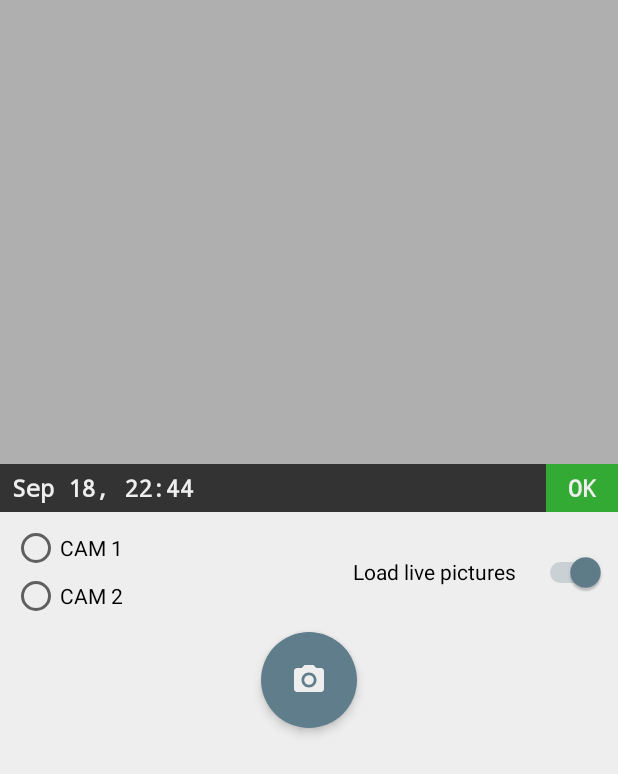
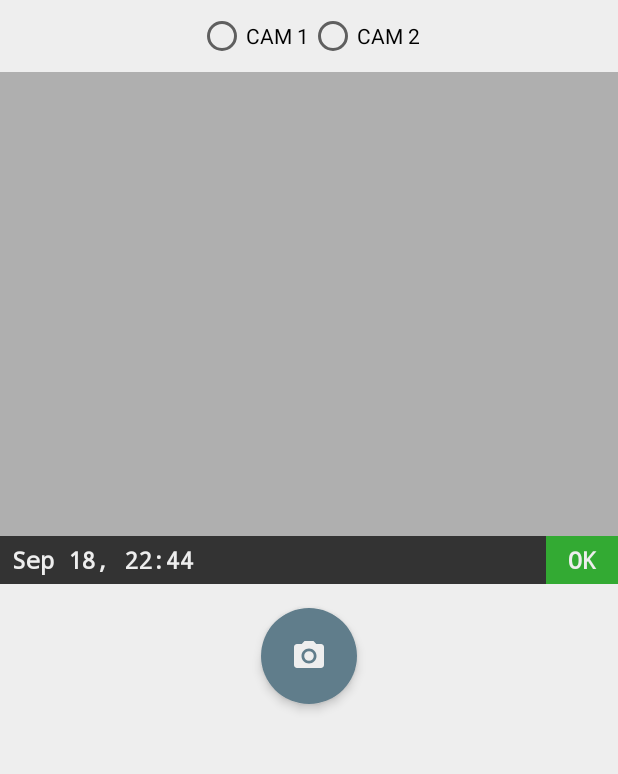
Before and after one commit to simmlemming/HomeSitter, an Android app: the layout activity_main.xml on its own in the app's theme, with its tools: preview values and no code run, on a phone screen of 412 x 824 dp. Shown: the top 774 px of the screen. Run offline under Robolectric (Android 15) with nearby library versions, the phone set to English and light mode, and no system bars.

Commit message:
Seeking in app is easier.

```diff
--- a/app/src/main/java/org/homesitter/service/BasePubnubCallback.java
+++ b/app/src/main/java/org/homesitter/service/BasePubnubCallback.java
@@ -19,7 +19,7 @@ class BasePubnubCallback extends Callback {
 
     @Override
     public void successCallback(String channel, Object message, String timetoken) {
-        Log.i(PubnubService.TAG, getClass().getSimpleName() + ".successCallback() called with: " + "channel = [" + channel + "], message = [" + message + "], timetoken = [" + timetoken + "]");
+        Log.d(PubnubService.TAG, getClass().getSimpleName() + ".successCallback() called with: " + "channel = [" + channel + "], message = [" + message + "], timetoken = [" + timetoken + "]");
     }
 
     @Override
--- /dev/null
+++ b/app/src/main/java/org/homesitter/widget/AdjustableTextView.java
@@ -0,0 +1,100 @@
+package org.homesitter.widget;
+
+import android.content.Context;
+import android.support.annotation.NonNull;
+import android.util.AttributeSet;
+import android.view.MotionEvent;
+import android.view.ViewConfiguration;
+import android.widget.TextView;
+
+/**
+ * Created by mtkachenko on 16/09/16.
+ */
+public class AdjustableTextView extends TextView {
+    private boolean mIsScrolling;
+    //    private ViewConfiguration vc;
+    private int touchSlop;
+
+    public interface OnAdjustListener {
+        void inc(AdjustableTextView view);
+
+        void dec(AdjustableTextView view);
+    }
+
+    @NonNull
+    private OnAdjustListener listener = new OnAdjustListener() {
+        @Override
+        public void inc(AdjustableTextView view) {
+        }
+
+        @Override
+        public void dec(AdjustableTextView view) {
+        }
+    };
+
+    public AdjustableTextView(Context context) {
+        super(context);
+    }
+
+    public AdjustableTextView(Context context, AttributeSet attrs) {
+        super(context, attrs);
+    }
+
+    public AdjustableTextView(Context context, AttributeSet attrs, int defStyleAttr) {
+        super(context, attrs, defStyleAttr);
+    }
+
+    public AdjustableTextView(Context context, AttributeSet attrs, int defStyleAttr, int defStyleRes) {
+        super(context, attrs, defStyleAttr, defStyleRes);
+    }
+
+    @Override
+    protected void onFinishInflate() {
+        super.onFinishInflate();
+        ViewConfiguration vc = ViewConfiguration.get(getContext());
+        touchSlop = vc.getScaledTouchSlop();
+    }
+
+    private float downEventY;
+    private boolean adjusted = false;
+
+    @Override
+    public boolean onTouchEvent(MotionEvent ev) {
+        final int action = ev.getAction();
+
+        switch (action) {
+            case MotionEvent.ACTION_CANCEL:
+            case MotionEvent.ACTION_UP:
+                return true;
+
+            case MotionEvent.ACTION_DOWN:
+                downEventY = ev.getY();
+                adjusted = false;
+                return true;
+
+            case MotionEvent.ACTION_MOVE:
+                if (adjusted) {
+                    return true;
+                }
+
+                float movedDistance = Math.abs(downEventY - ev.getY());
+                if (movedDistance > touchSlop) {
+                    if (downEventY < ev.getY()) {
+                        listener.dec(this);
+                    } else {
+                        listener.inc(this);
+                    }
+
+                    adjusted = true;
+                }
+                return true;
+
+            default:
+                return true;
+        }
+    }
+
+    public void setListener(@NonNull OnAdjustListener listener) {
+        this.listener = listener;
+    }
+}
--- /dev/null
+++ b/app/src/main/java/org/homesitter/widget/SeekButtonsWidget.java
@@ -0,0 +1,168 @@
+package org.homesitter.widget;
+
+import android.content.Context;
+import android.support.annotation.NonNull;
+import android.util.AttributeSet;
+import android.view.View;
+import android.widget.FrameLayout;
+
+import org.homesitter.R;
+
+import java.text.SimpleDateFormat;
+import java.util.Date;
+
+/**
+ * Created by mtkachenko on 16/09/16.
+ */
+public class SeekButtonsWidget extends FrameLayout {
+    public static final long MINUTE_MS = 60 * 1000;
+    public static final long HOUR_MS = 60 * MINUTE_MS;
+    public static final long DAY_MS = 24 * HOUR_MS;
+
+    public interface Listener {
+        void onSeek(long ms);
+        void onSeekToNow();
+        void onEnterSeekMode();
+        void onExitSeekMode();
+        void onTakePictureClick();
+    }
+
+    private View takePictureView, seekButtonsBlock;
+    private AdjustableTextView dateView, hourView, minuteView;
+
+    private boolean isInSeekMode = false;
+
+    public SeekButtonsWidget(Context context) {
+        super(context);
+        init();
+    }
+
+    public SeekButtonsWidget(Context context, AttributeSet attrs) {
+        super(context, attrs);
+        init();
+    }
+
+    public SeekButtonsWidget(Context context, AttributeSet attrs, int defStyleAttr) {
+        super(context, attrs, defStyleAttr);
+        init();
+    }
+
+    public SeekButtonsWidget(Context context, AttributeSet attrs, int defStyleAttr, int defStyleRes) {
+        super(context, attrs, defStyleAttr, defStyleRes);
+        init();
+    }
+
+    private void init() {
+        inflate(getContext(), R.layout.widget_seek_buttons, this);
+    }
+
+    @Override
+    protected void onFinishInflate() {
+        super.onFinishInflate();
+        takePictureView = findViewById(R.id.take_picture);
+        seekButtonsBlock = findViewById(R.id.seek_buttons);
+
+        dateView = (AdjustableTextView) findViewById(R.id.date);
+        hourView = (AdjustableTextView) findViewById(R.id.hour);
+        minuteView = (AdjustableTextView) findViewById(R.id.minute);
+
+        dateView.setTag(DAY_MS);
+        hourView.setTag(HOUR_MS);
+        minuteView.setTag(MINUTE_MS);
+
+        dateView.setListener(onAdjustSeekTimeListener);
+        hourView.setListener(onAdjustSeekTimeListener);
+        minuteView.setListener(onAdjustSeekTimeListener);
+
+        takePictureView.setOnClickListener(onTakePictureClickListener);
+        takePictureView.setOnLongClickListener(toggleSeekModeListener);
+    }
+
+    public void setListener(@NonNull Listener listener) {
+        this.listener = listener;
+    }
+
+    public View getTakePictureView() {
+        return takePictureView;
+    }
+
+    private static final SimpleDateFormat DATE_FORMAT = new SimpleDateFormat("MMM dd");
+    private static final SimpleDateFormat HOUR_FORMAT = new SimpleDateFormat("HH");
+    private static final SimpleDateFormat MINUTE_FORMAT = new SimpleDateFormat("mm");
+
+    public void setSeekTime(long timeMs) {
+        Date seekTime = new Date(timeMs);
+        dateView.setText(DATE_FORMAT.format(seekTime));
+        hourView.setText(HOUR_FORMAT.format(seekTime));
+        minuteView.setText(MINUTE_FORMAT.format(seekTime));
+    }
+
+    @NonNull
+    private Listener listener = new Listener() {
+        @Override
+        public void onSeek(long ms) {
+
+        }
+
+        @Override
+        public void onSeekToNow() {
+
+        }
+
+        @Override
+        public void onEnterSeekMode() {
+
+        }
+
+        @Override
+        public void onExitSeekMode() {
+
+        }
+
+        @Override
+        public void onTakePictureClick() {
+
+        }
+    };
+
+    private AdjustableTextView.OnAdjustListener onAdjustSeekTimeListener = new AdjustableTextView.OnAdjustListener() {
+        @Override
+        public void inc(AdjustableTextView view) {
+            long timeMs = (long) view.getTag();
+            listener.onSeek(timeMs);
+        }
+
+        @Override
+        public void dec(AdjustableTextView view) {
+            long timeMs = (long) view.getTag();
+            listener.onSeek(-timeMs);
+        }
+    };
+
+    private OnLongClickListener toggleSeekModeListener = new OnLongClickListener() {
+        @Override
+        public boolean onLongClick(View v) {
+            isInSeekMode = !isInSeekMode;
+            seekButtonsBlock.setVisibility(isInSeekMode ? View.VISIBLE : View.GONE);
+            int bkgColorResId = isInSeekMode ? R.color.black : android.R.color.transparent;
+            setBackgroundColor(getResources().getColor(bkgColorResId));
+
+            if (listener != null) {
+                if (isInSeekMode) {
+                    listener.onEnterSeekMode();
+                } else {
+                    listener.onExitSeekMode();
+                }
+            }
+
+            return true;
+        }
+    };
+
+    private OnClickListener onTakePictureClickListener = new OnClickListener() {
+        @Override
+        public void onClick(View v) {
+            listener.onTakePictureClick();
+        }
+    };
+}
--- /dev/null
+++ b/app/src/main/res/drawable/ic_keyboard_arrow_down_black_18dp.xml
@@ -0,0 +1,4 @@
+<vector android:height="18dp" android:viewportHeight="24.0"
+    android:viewportWidth="24.0" android:width="18dp" xmlns:android="http://schemas.android.com/apk/res/android">
+    <path android:fillColor="#FF000000" android:pathData="M7.41,7.84L12,12.42l4.59,-4.58L18,9.25l-6,6 -6,-6z"/>
+</vector>
--- /dev/null
+++ b/app/src/main/res/drawable/ic_keyboard_arrow_up_black_18dp.xml
@@ -0,0 +1,4 @@
+<vector android:height="18dp" android:viewportHeight="24.0"
+    android:viewportWidth="24.0" android:width="18dp" xmlns:android="http://schemas.android.com/apk/res/android">
+    <path android:fillColor="#FF000000" android:pathData="M7.41,15.41L12,10.83l4.59,4.58L18,14l-6,-6 -6,6z"/>
+</vector>
--- a/app/src/main/res/layout/activity_main.xml
+++ b/app/src/main/res/layout/activity_main.xml
@@ -9,10 +9,33 @@
     android:orientation="vertical"
     tools:context="org.homesitter.MainActivity">
 
-    <org.homesitter.widget.PicturesWidget
-        android:id="@+id/pictures"
+    <RadioGroup
+        android:id="@+id/cam_index_group"
         android:layout_width="match_parent"
-        android:layout_height="wrap_content" />
+        android:layout_height="48dp"
+        android:gravity="center"
+        android:orientation="horizontal"
+        android:theme="@style/AppTheme.BrandedSwitch">
+
+        <RadioButton
+            android:id="@+id/cam_index_0"
+            android:layout_width="wrap_content"
+            android:layout_height="wrap_content"
+            android:text="CAM 1" />
+
+        <RadioButton
+            android:id="@+id/cam_index_1"
+            android:layout_width="wrap_content"
+            android:layout_height="wrap_content"
+            android:text="CAM 2" />
+    </RadioGroup>
+
+    <org.homesitter.widget.ImageView3by4
+        android:id="@+id/last_image"
+        android:layout_width="match_parent"
+        android:layout_height="match_parent"
+        android:background="@color/colorPrimary_disabled"
+        android:scaleType="centerCrop" />
 
     <LinearLayout
         android:layout_width="match_parent"
@@ -22,15 +45,12 @@
 
         <TextView
             android:id="@+id/time"
+            style="@style/Time"
             android:layout_width="wrap_content"
             android:layout_height="match_parent"
             android:layout_gravity="right|top"
             android:layout_marginLeft="8dp"
             android:gravity="center"
-            android:textColor="@color/white"
-            android:textSize="16dp"
-            android:textStyle="bold"
-            android:typeface="monospace"
             tools:text="Sep 18, 22:44" />
 
         <View
@@ -59,47 +79,11 @@
         android:layout_width="match_parent"
         android:layout_height="wrap_content"
         android:gravity="center_vertical"
-        android:orientation="horizontal"
-        android:padding="8dp">
+        android:orientation="vertical">
 
-        <RadioGroup
-            android:id="@+id/cam_index_group"
-            android:layout_width="0dp"
-            android:layout_height="wrap_content"
-            android:layout_weight="1"
-            android:theme="@style/AppTheme.BrandedSwitch">
-
-            <RadioButton
-                android:id="@+id/cam_index_0"
-                android:layout_width="wrap_content"
-                android:layout_height="wrap_content"
-                android:text="CAM 1" />
-
-            <RadioButton
-                android:id="@+id/cam_index_1"
-                android:layout_width="wrap_content"
-                android:layout_height="wrap_content"
-                android:text="CAM 2" />
-        </RadioGroup>
-
-        <Switch
-            android:id="@+id/autoload_pictures"
-            android:layout_width="wrap_content"
-            android:layout_height="48dp"
-            android:layout_gravity="right|center_vertical"
-            android:checked="true"
-            android:switchPadding="12dp"
-            android:text="@string/setting_load_live_pictures"
-            android:theme="@style/AppTheme.BrandedSwitch" />
+        <org.homesitter.widget.SeekButtonsWidget
+            android:id="@+id/seek_buttons_widget"
+            android:layout_width="match_parent"
+            android:layout_height="wrap_content" />
     </LinearLayout>
-
-    <ImageButton
-        android:id="@+id/take_picture"
-        android:layout_width="64dp"
-        android:layout_height="64dp"
-        android:background="@drawable/oval_shape_color_primary"
-        android:elevation="4dp"
-        android:src="@drawable/ic_camera_black_24dp"
-        android:tint="@color/white" />
-
 </LinearLayout>
--- /dev/null
+++ b/app/src/main/res/layout/widget_seek_buttons.xml
@@ -0,0 +1,83 @@
+<?xml version="1.0" encoding="utf-8"?>
+<LinearLayout xmlns:android="http://schemas.android.com/apk/res/android"
+    xmlns:tools="http://schemas.android.com/tools"
+    android:layout_width="match_parent"
+    android:layout_height="96dp"
+    android:gravity="center"
+    android:orientation="horizontal"
+    tools:ignore="HardcodedText">
+
+    <LinearLayout
+        android:id="@+id/seek_buttons"
+        android:layout_width="0dp"
+        android:layout_height="match_parent"
+        android:layout_weight="1"
+        android:orientation="horizontal"
+        android:visibility="gone">
+
+        <org.homesitter.widget.AdjustableTextView
+            android:id="@+id/date"
+            style="@style/Time"
+            android:layout_width="wrap_content"
+            android:layout_height="wrap_content"
+            android:layout_marginLeft="12dp"
+            android:drawableBottom="@drawable/ic_keyboard_arrow_down_black_18dp"
+            android:drawableTint="@color/white"
+            android:drawableTop="@drawable/ic_keyboard_arrow_up_black_18dp"
+            android:gravity="center"
+            android:paddingBottom="12dp"
+            android:paddingTop="12dp"
+            android:text="12 Sep" />
+
+        <TextView
+            style="@style/Time"
+            android:layout_width="wrap_content"
+            android:layout_height="match_parent"
+            android:gravity="center"
+            android:text="," />
+
+        <org.homesitter.widget.AdjustableTextView
+            android:id="@+id/hour"
+            style="@style/Time"
+            android:layout_width="48dp"
+            android:layout_height="wrap_content"
+            android:drawableBottom="@drawable/ic_keyboard_arrow_down_black_18dp"
+            android:drawableTint="@color/white"
+            android:drawableTop="@drawable/ic_keyboard_arrow_up_black_18dp"
+            android:gravity="center"
+            android:paddingBottom="12dp"
+            android:paddingTop="12dp"
+            android:text="22" />
+
+        <TextView
+            style="@style/Time"
+            android:layout_width="wrap_content"
+            android:layout_height="match_parent"
+            android:gravity="center"
+            android:text=":" />
+
+        <org.homesitter.widget.AdjustableTextView
+            android:id="@+id/minute"
+            style="@style/Time"
+            android:layout_width="48dp"
+            android:layout_height="wrap_content"
+            android:drawableBottom="@drawable/ic_keyboard_arrow_down_black_18dp"
+            android:drawableTint="@color/white"
+            android:drawableTop="@drawable/ic_keyboard_arrow_up_black_18dp"
+            android:gravity="center"
+            android:paddingBottom="12dp"
+            android:paddingTop="12dp"
+            android:text="41" />
+    </LinearLayout>
+
+    <ImageButton
+        android:id="@+id/take_picture"
+        android:layout_width="64dp"
+        android:layout_height="64dp"
+        android:layout_margin="12dp"
+        android:background="@drawable/oval_shape_color_primary"
+        android:elevation="4dp"
+        android:src="@drawable/ic_camera_black_24dp"
+        android:tint="@color/white"
+        tools:showIn="@layout/widget_seek_buttons" />
+</LinearLayout>
--- a/app/src/main/res/values/styles.xml
+++ b/app/src/main/res/values/styles.xml
@@ -19,4 +19,15 @@
     <style name="AppTheme.BrandedSwitch">
         <item name="colorControlActivated">@color/colorPrimary</item>
     </style>
+
+    <style name="AppTheme.WhiteSwitch">
+        <item name="colorControlActivated">@color/white</item>
+    </style>
+
+    <style name="Time">
+        <item name="android:textColor">@color/white</item>
+        <item name="android:textSize">16dp</item>
+        <item name="android:textStyle">bold</item>
+        <item name="android:typeface">monospace</item>
+    </style>
 </resources>
```
Also changed, not shown: app/src/main/java/org/homesitter/MainActivity.java (+15 -16 lines), app/src/main/java/org/homesitter/Presenter.java (+22 -14 lines), app/src/main/java/org/homesitter/model/ViewModel.java (+19 -9 lines), app/src/main/res/layout/take_picture_button.xml (added, +13 -0 lines).
